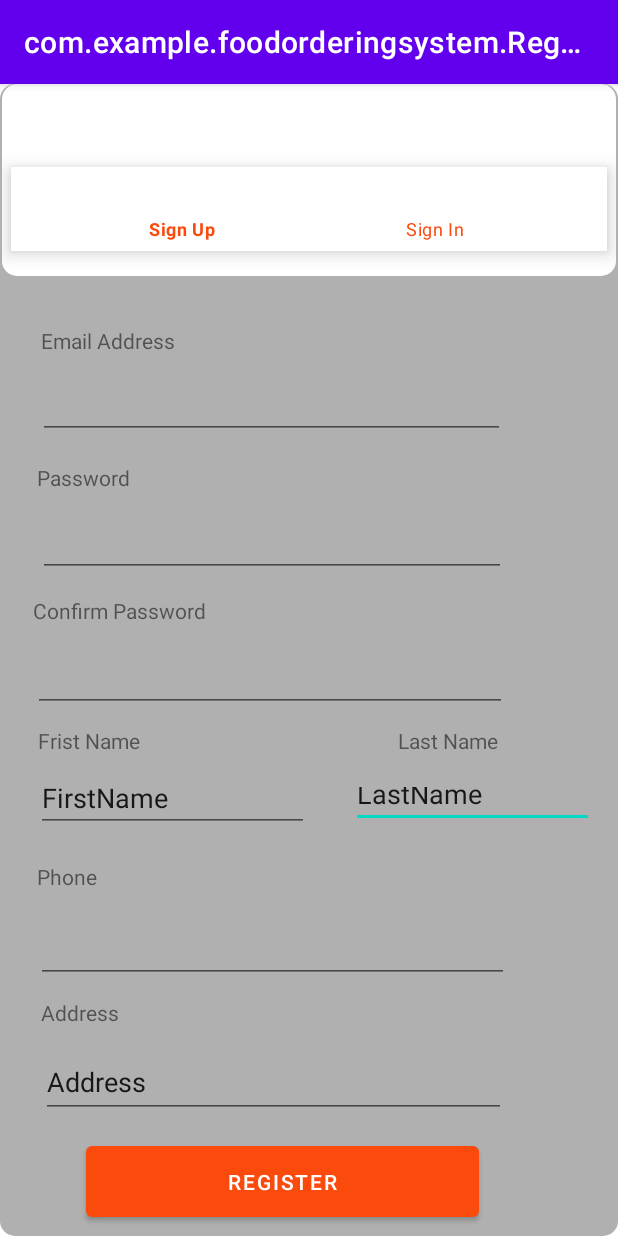
After one commit to nickyallien6644/FoodOrderingSystem_Group2, an Android app: the Register screen opened directly, with no data from a screen before it, on a phone screen of 412 x 824 dp. The commit adds this screen. Run offline under Robolectric (Android 15) with nearby library versions, the phone set to English and light mode, and no system bars.

Commit message:
design Register Page

```diff
--- a/FoodOrderingSystem/app/build.gradle
+++ b/FoodOrderingSystem/app/build.gradle
@@ -26,6 +26,9 @@ android {
         sourceCompatibility JavaVersion.VERSION_1_8
         targetCompatibility JavaVersion.VERSION_1_8
     }
+    buildFeatures {
+        viewBinding true
+    }
 
 }
 
@@ -34,6 +37,8 @@ dependencies {
     implementation 'androidx.appcompat:appcompat:1.3.0'
     implementation 'com.google.android.material:material:1.3.0'
     implementation 'androidx.constraintlayout:constraintlayout:2.0.4'
+    implementation 'androidx.navigation:navigation-fragment:2.3.5'
+    implementation 'androidx.navigation:navigation-ui:2.3.5'
     testImplementation 'junit:junit:4.+'
     androidTestImplementation 'androidx.test.ext:junit:1.1.2'
     androidTestImplementation 'androidx.test.espresso:espresso-core:3.3.0'
--- a/FoodOrderingSystem/app/src/main/AndroidManifest.xml
+++ b/FoodOrderingSystem/app/src/main/AndroidManifest.xml
@@ -5,10 +5,10 @@
     <application
         android:allowBackup="true"
         android:icon="@mipmap/ic_launcher"
-        android:label="@string/app_name"
         android:roundIcon="@mipmap/ic_launcher_round"
         android:supportsRtl="true"
         android:theme="@style/Theme.FoodOrderingSystem">
+        <activity android:name=".Register"></activity>
         <activity android:name=".MainActivity">
             <intent-filter>
                 <action android:name="android.intent.action.MAIN" />
--- a/FoodOrderingSystem/app/src/main/java/com/example/foodorderingsystem/Entity/Account.java
+++ b/FoodOrderingSystem/app/src/main/java/com/example/foodorderingsystem/Entity/Account.java
@@ -1,9 +1,8 @@
 package com.example.foodorderingsystem.Entity;
 
 public class Account {
-    private int aID;
+
     public Account() {
-
     }
 
     public Account(int aID, int roleID, String aEmail, String aPassword, Double aCoins, String aFirstname, String aLastName, String aPhone, String aAddress, int aStatus) {
@@ -18,10 +17,6 @@ public class Account {
         this.aAddress = aAddress;
         this.aStatus = aStatus;
     }
-
-    private int roleID;
-    private String aEmail;
-    private String aPassword;
 
     public int getaID() {
         return aID;
@@ -103,6 +98,10 @@ public class Account {
         this.aStatus = aStatus;
     }
 
+    private int aID;
+    private int roleID;
+    private String aEmail;
+    private String aPassword;
     private Double aCoins;
     private String aFirstname;
     private String aLastName;
--- /dev/null
+++ b/FoodOrderingSystem/app/src/main/java/com/example/foodorderingsystem/Register.java
@@ -0,0 +1,14 @@
+package com.example.foodorderingsystem;
+
+import androidx.appcompat.app.AppCompatActivity;
+
+import android.os.Bundle;
+
+public class Register extends AppCompatActivity {
+
+    @Override
+    protected void onCreate(Bundle savedInstanceState) {
+        super.onCreate(savedInstanceState);
+        setContentView(R.layout.activity_register);
+    }
+}
--- a/FoodOrderingSystem/app/src/main/res/layout/activity_main.xml
+++ b/FoodOrderingSystem/app/src/main/res/layout/activity_main.xml
@@ -14,10 +14,10 @@
         android:text="Email Address"
         app:layout_constraintBottom_toBottomOf="parent"
         app:layout_constraintEnd_toEndOf="parent"
-        app:layout_constraintHorizontal_bias="0.217"
+        app:layout_constraintHorizontal_bias="0.216"
         app:layout_constraintStart_toStartOf="parent"
         app:layout_constraintTop_toTopOf="parent"
-        app:layout_constraintVertical_bias="0.418" />
+        app:layout_constraintVertical_bias="0.425" />
 
     <TextView
         android:id="@+id/textView3"
@@ -79,7 +79,7 @@
         app:layout_constraintHorizontal_bias="0.423"
         app:layout_constraintStart_toStartOf="parent"
         app:layout_constraintTop_toTopOf="parent"
-        app:layout_constraintVertical_bias="0.648" />
+        app:layout_constraintVertical_bias="0.667" />
 
     <EditText
         android:id="@+id/editTextTextEmailAddress"
@@ -91,11 +91,10 @@
         app:layout_constraintEnd_toEndOf="parent"
         app:layout_constraintHorizontal_bias="0.423"
         app:layout_constraintStart_toStartOf="parent"
-        app:layout_constraintTop_toTopOf="parent"
-        app:layout_constraintVertical_bias="0.474" />
+        app:layout_constraintTop_toTopOf="parent" />
 
     <Button
-        android:id="@+id/button"
+        android:id="@+id/btnRegister"
         android:layout_width="262dp"
         android:layout_height="59dp"
         android:radius="30dp"
--- /dev/null
+++ b/FoodOrderingSystem/app/src/main/res/layout/activity_register.xml
@@ -0,0 +1,227 @@
+<?xml version="1.0" encoding="utf-8"?>
+<androidx.constraintlayout.widget.ConstraintLayout xmlns:android="http://schemas.android.com/apk/res/android"
+    xmlns:app="http://schemas.android.com/apk/res-auto"
+    xmlns:tools="http://schemas.android.com/tools"
+    android:layout_width="match_parent"
+    android:layout_height="match_parent"
+    android:background="@drawable/backgroundall"
+    tools:context=".Register">
+
+    <EditText
+        android:id="@+id/RetxtLastName"
+        android:layout_width="162dp"
+        android:layout_height="37dp"
+        android:ems="10"
+        android:inputType="textPersonName"
+        android:text="LastName"
+        app:layout_constraintBottom_toBottomOf="parent"
+        app:layout_constraintEnd_toEndOf="parent"
+        app:layout_constraintHorizontal_bias="0.935"
+        app:layout_constraintStart_toStartOf="parent"
+        app:layout_constraintTop_toTopOf="parent"
+        app:layout_constraintVertical_bias="0.628" />
+
+    <TextView
+        android:id="@+id/textView7"
+        android:layout_width="129dp"
+        android:layout_height="22dp"
+        android:text="Last Name"
+        app:layout_constraintBottom_toBottomOf="parent"
+        app:layout_constraintEnd_toEndOf="parent"
+        app:layout_constraintHorizontal_bias="0.938"
+        app:layout_constraintStart_toStartOf="parent"
+        app:layout_constraintTop_toTopOf="parent"
+        app:layout_constraintVertical_bias="0.574" />
+
+    <TextView
+        android:id="@+id/textView6"
+        android:layout_width="149dp"
+        android:layout_height="21dp"
+        android:text="Address"
+        app:layout_constraintBottom_toBottomOf="parent"
+        app:layout_constraintEnd_toEndOf="parent"
+        app:layout_constraintHorizontal_bias="0.103"
+        app:layout_constraintStart_toStartOf="parent"
+        app:layout_constraintTop_toTopOf="parent"
+        app:layout_constraintVertical_bias="0.816" />
+
+    <TextView
+        android:id="@+id/textView5"
+        android:layout_width="149dp"
+        android:layout_height="21dp"
+        android:text="Phone"
+        app:layout_constraintBottom_toBottomOf="parent"
+        app:layout_constraintEnd_toEndOf="parent"
+        app:layout_constraintHorizontal_bias="0.095"
+        app:layout_constraintStart_toStartOf="parent"
+        app:layout_constraintTop_toTopOf="parent"
+        app:layout_constraintVertical_bias="0.695" />
+
+    <TextView
+        android:id="@+id/textView4"
+        android:layout_width="146dp"
+        android:layout_height="22dp"
+        android:text="Frist Name"
+        app:layout_constraintBottom_toBottomOf="parent"
+        app:layout_constraintEnd_toEndOf="parent"
+        app:layout_constraintHorizontal_bias="0.095"
+        app:layout_constraintStart_toStartOf="parent"
+        app:layout_constraintTop_toTopOf="parent"
+        app:layout_constraintVertical_bias="0.574" />
+
+    <TextView
+        android:id="@+id/textView"
+        android:layout_width="149dp"
+        android:layout_height="21dp"
+        android:text="Confirm Password"
+        app:layout_constraintBottom_toBottomOf="parent"
+        app:layout_constraintEnd_toEndOf="parent"
+        app:layout_constraintHorizontal_bias="0.083"
+        app:layout_constraintStart_toStartOf="parent"
+        app:layout_constraintTop_toTopOf="parent"
+        app:layout_constraintVertical_bias="0.457" />
+
+    <TextView
+        android:id="@+id/textView2"
+        android:layout_width="149dp"
+        android:layout_height="21dp"
+        android:text="Email Address"
+        app:layout_constraintBottom_toBottomOf="parent"
+        app:layout_constraintEnd_toEndOf="parent"
+        app:layout_constraintHorizontal_bias="0.103"
+        app:layout_constraintStart_toStartOf="parent"
+        app:layout_constraintTop_toTopOf="parent"
+        app:layout_constraintVertical_bias="0.216" />
+
+    <LinearLayout
+        android:id="@+id/linearLayout"
+        android:layout_width="409dp"
+        android:layout_height="128dp"
+        android:background="@drawable/box"
+        android:orientation="vertical"
+        app:layout_constraintBottom_toBottomOf="parent"
+        app:layout_constraintEnd_toEndOf="parent"
+        app:layout_constraintStart_toStartOf="parent"
+        app:layout_constraintTop_toTopOf="parent"
+        app:layout_constraintVertical_bias="0.0">
+
+        <com.google.android.material.bottomnavigation.BottomNavigationView
+            android:layout_width="397dp"
+            android:layout_height="wrap_content"
+            android:layout_alignParentStart="true"
+            android:layout_alignParentBottom="true"
+            android:layout_gravity="center"
+            android:layout_marginTop="55dp"
+            app:itemTextColor="@color/Cam"
+            app:menu="@menu/menu" />
+
+
+    </LinearLayout>
+
+    <TextView
+        android:id="@+id/textView3"
+        android:layout_width="149dp"
+        android:layout_height="21dp"
+        android:text="Password"
+        app:layout_constraintBottom_toBottomOf="parent"
+        app:layout_constraintEnd_toEndOf="parent"
+        app:layout_constraintHorizontal_bias="0.095"
+        app:layout_constraintStart_toStartOf="parent"
+        app:layout_constraintTop_toTopOf="parent"
+        app:layout_constraintVertical_bias="0.338" />
+
+    <EditText
+        android:id="@+id/RetxtEmail"
+        android:layout_width="311dp"
+        android:layout_height="45dp"
+        android:ems="10"
+        android:inputType="textEmailAddress"
+        app:layout_constraintBottom_toBottomOf="parent"
+        app:layout_constraintEnd_toEndOf="parent"
+        app:layout_constraintHorizontal_bias="0.25"
+        app:layout_constraintStart_toStartOf="parent"
+        app:layout_constraintTop_toTopOf="parent"
+        app:layout_constraintVertical_bias="0.265" />
+
+    <Button
+        android:id="@+id/btnRegister"
+        android:layout_width="262dp"
+        android:layout_height="59dp"
+        android:radius="30dp"
+        android:text="Register"
+        app:backgroundTint="#FA4A0C"
+        app:layout_constraintBottom_toBottomOf="parent"
+        app:layout_constraintEnd_toEndOf="parent"
+        app:layout_constraintHorizontal_bias="0.382"
+        app:layout_constraintStart_toStartOf="parent"
+        app:layout_constraintTop_toTopOf="parent"
+
+        app:layout_constraintVertical_bias="0.991" />
+
+    <EditText
+        android:id="@+id/RetxtPhone"
+        android:layout_width="315dp"
+        android:layout_height="47dp"
+        android:ems="10"
+        android:inputType="phone"
+        app:layout_constraintBottom_toBottomOf="@+id/btnRegister"
+        app:layout_constraintEnd_toEndOf="parent"
+        app:layout_constraintHorizontal_bias="0.25"
+        app:layout_constraintStart_toStartOf="parent"
+        app:layout_constraintTop_toTopOf="parent"
+        app:layout_constraintVertical_bias="0.773" />
+
+    <EditText
+        android:id="@+id/RetxtConfirPass"
+        android:layout_width="312dp"
+        android:layout_height="41dp"
+        android:ems="10"
+        android:inputType="textPassword"
+        app:layout_constraintBottom_toBottomOf="parent"
+        app:layout_constraintEnd_toEndOf="parent"
+        app:layout_constraintHorizontal_bias="0.252"
+        app:layout_constraintStart_toStartOf="parent"
+        app:layout_constraintTop_toTopOf="parent"
+        app:layout_constraintVertical_bias="0.395" />
+
+    <EditText
+        android:id="@+id/RetxtPass"
+        android:layout_width="316dp"
+        android:layout_height="46dp"
+        android:ems="10"
+        android:inputType="textPassword"
+        app:layout_constraintBottom_toBottomOf="parent"
+        app:layout_constraintEnd_toEndOf="parent"
+        app:layout_constraintHorizontal_bias="0.231"
+        app:layout_constraintStart_toStartOf="parent"
+        app:layout_constraintTop_toTopOf="parent"
+        app:layout_constraintVertical_bias="0.516" />
+
+    <EditText
+        android:id="@+id/RetxtFirstName"
+        android:layout_width="182dp"
+        android:layout_height="40dp"
+        android:ems="10"
+        android:inputType="textPersonName"
+        android:text="FirstName"
+        app:layout_constraintBottom_toBottomOf="parent"
+        app:layout_constraintEnd_toEndOf="parent"
+        app:layout_constraintHorizontal_bias="0.104"
+        app:layout_constraintStart_toStartOf="parent"
+        app:layout_constraintTop_toTopOf="parent"
+        app:layout_constraintVertical_bias="0.63" />
+
+    <EditText
+        android:id="@+id/RetxtAddress"
+        android:layout_width="310dp"
+        android:layout_height="48dp"
+        android:ems="10"
+        android:inputType="textPersonName"
+        android:text="Address"
+        app:layout_constraintBottom_toBottomOf="parent"
+        app:layout_constraintEnd_toEndOf="parent"
+        app:layout_constraintHorizontal_bias="0.267"
+        app:layout_constraintStart_toStartOf="parent"
+        app:layout_constraintTop_toTopOf="parent"
+        app:layout_constraintVertical_bias="0.891" />
+</androidx.constraintlayout.widget.ConstraintLayout>
--- /dev/null
+++ b/FoodOrderingSystem/app/src/main/res/navigation/nav_graph.xml
@@ -0,0 +1,28 @@
+<?xml version="1.0" encoding="utf-8"?>
+<navigation xmlns:android="http://schemas.android.com/apk/res/android"
+    xmlns:app="http://schemas.android.com/apk/res-auto"
+    xmlns:tools="http://schemas.android.com/tools"
+    android:id="@+id/nav_graph"
+    app:startDestination="@id/FirstFragment">
+
+    <fragment
+        android:id="@+id/FirstFragment"
+        android:name="com.example.foodorderingsystem.FirstFragment"
+        android:label="@string/first_fragment_label"
+        tools:layout="@layout/fragment_first">
+
+        <action
+            android:id="@+id/action_FirstFragment_to_SecondFragment"
+            app:destination="@id/SecondFragment" />
+    </fragment>
+    <fragment
+        android:id="@+id/SecondFragment"
+        android:name="com.example.foodorderingsystem.SecondFragment"
+        android:label="@string/second_fragment_label"
+        tools:layout="@layout/fragment_second">
+
+        <action
+            android:id="@+id/action_SecondFragment_to_FirstFragment"
+            app:destination="@id/FirstFragment" />
+    </fragment>
+</navigation>
--- /dev/null
+++ b/FoodOrderingSystem/app/src/main/res/values/dimens.xml
@@ -0,0 +1,3 @@
+<resources>
+    <dimen name="fab_margin">16dp</dimen>
+</resources>
--- a/FoodOrderingSystem/app/src/main/res/values/strings.xml
+++ b/FoodOrderingSystem/app/src/main/res/values/strings.xml
@@ -3,4 +3,13 @@
     <string name="title_activity_login">Login</string>
     <string name="tab_text_1">Tab 1</string>
     <string name="tab_text_2">Tab 2</string>
+    <string name="title_activity_register">Register</string>
+    <!-- Strings used for fragments for navigation -->
+    <string name="first_fragment_label">First Fragment</string>
+    <string name="second_fragment_label">Second Fragment</string>
+    <string name="next">Next</string>
+    <string name="previous">Previous</string>
+
+    <string name="hello_first_fragment">Hello first fragment</string>
+    <string name="hello_second_fragment">Hello second fragment. Arg: %1$s</string>
 </resources>
--- a/FoodOrderingSystem/app/src/main/res/values/themes.xml
+++ b/FoodOrderingSystem/app/src/main/res/values/themes.xml
@@ -13,4 +13,13 @@
         <item name="android:statusBarColor" tools:targetApi="l">?attr/colorPrimaryVariant</item>
         <!-- Customize your theme here. -->
     </style>
+
+    <style name="Theme.FoodOrderingSystem.NoActionBar">
+        <item name="windowActionBar">false</item>
+        <item name="windowNoTitle">true</item>
+    </style>
+
+    <style name="Theme.FoodOrderingSystem.AppBarOverlay" parent="ThemeOverlay.AppCompat.Dark.ActionBar" />
+
+    <style name="Theme.FoodOrderingSystem.PopupOverlay" parent="ThemeOverlay.AppCompat.Light" />
 </resources>
```
